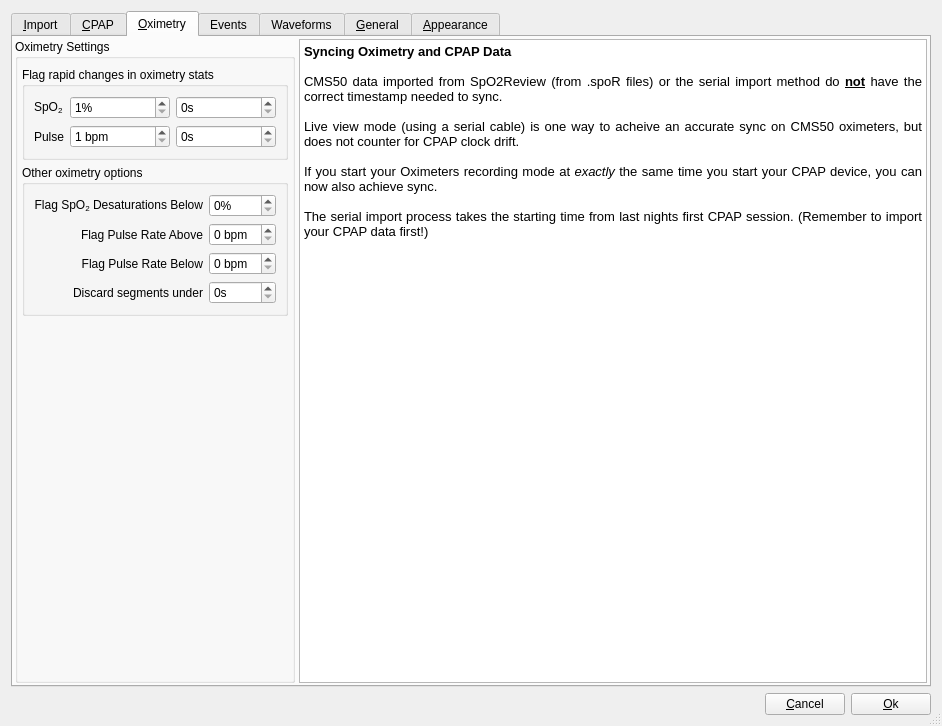
Old version of the form oscar/preferencesdialog.ui in the repository djbclark/OSCAR-code-sleep-apnea.
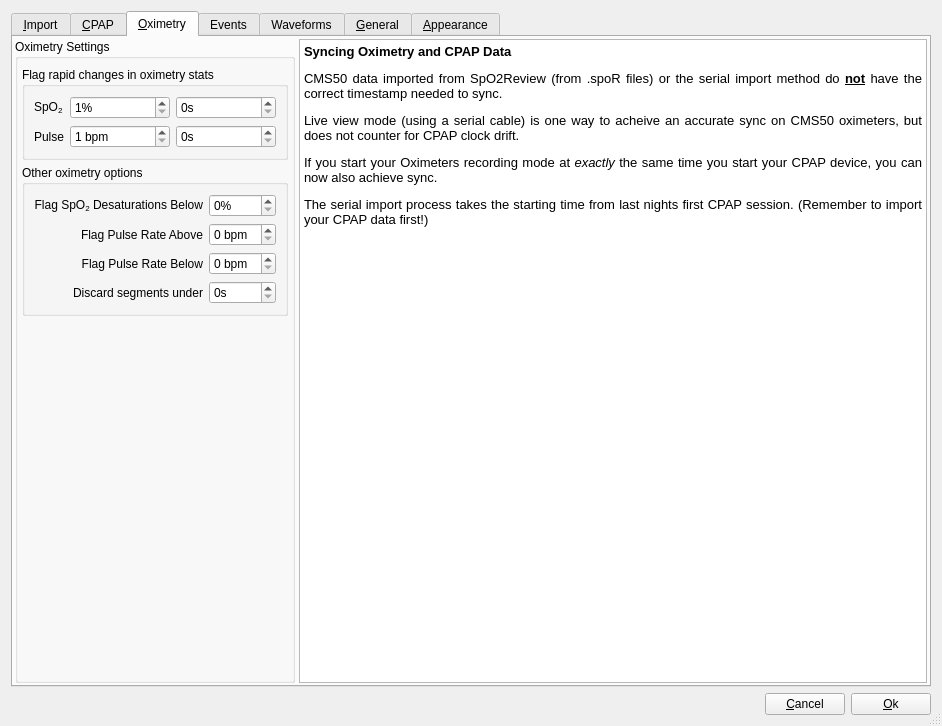
New version of the form. The open tabs and pages were chosen to show the change. Icons and pictures are not drawn.

What changed in the file:
```diff
--- a/oscar/preferencesdialog.ui
+++ b/oscar/preferencesdialog.ui
@@ -1789,15 +1789,11 @@
 &lt;html&gt;&lt;head&gt;&lt;meta name=&quot;qrichtext&quot; content=&quot;1&quot; /&gt;&lt;meta charset=&quot;utf-8&quot; /&gt;&lt;style type=&quot;text/css&quot;&gt;
 p, li { white-space: pre-wrap; }
 &lt;/style&gt;&lt;/head&gt;&lt;body style=&quot; font-family:'Segoe UI'; font-size:9pt; font-weight:400; font-style:normal;&quot;&gt;
-&lt;p style=&quot; margin-top:0px; margin-bottom:0px; margin-left:0px; margin-right:0px; -qt-block-indent:0; text-indent:0px;&quot;&gt;&lt;span style=&quot; font-family:'Sans'; font-size:10pt; font-weight:600;&quot;&gt;Syncing Oximetry and CPAP Data&lt;/span&gt;&lt;/p&gt;
-&lt;p align=&quot;justify&quot; style=&quot;-qt-paragraph-type:empty; margin-top:0px; margin-bottom:0px; margin-left:0px; margin-right:0px; -qt-block-indent:0; text-indent:0px; font-family:'Sans'; font-size:10pt;&quot;&gt;&lt;br /&gt;&lt;/p&gt;
-&lt;p align=&quot;justify&quot; style=&quot; margin-top:0px; margin-bottom:0px; margin-left:0px; margin-right:0px; -qt-block-indent:0; text-indent:0px;&quot;&gt;&lt;span style=&quot; font-family:'Sans'; font-size:10pt;&quot;&gt;CMS50 data imported from SpO2Review (from .spoR files) or the serial import method do &lt;/span&gt;&lt;span style=&quot; font-family:'Sans'; font-size:10pt; font-weight:600; text-decoration: underline;&quot;&gt;not&lt;/span&gt;&lt;span style=&quot; font-family:'Sans'; font-size:10pt;&quot;&gt; have the correct timestamp needed to sync.&lt;/span&gt;&lt;/p&gt;
-&lt;p align=&quot;justify&quot; style=&quot;-qt-paragraph-type:empty; margin-top:0px; margin-bottom:0px; margin-left:0px; margin-right:0px; -qt-block-indent:0; text-indent:0px; font-family:'Sans'; font-size:10pt;&quot;&gt;&lt;br /&gt;&lt;/p&gt;
-&lt;p align=&quot;justify&quot; style=&quot; margin-top:0px; margin-bottom:0px; margin-left:0px; margin-right:0px; -qt-block-indent:0; text-indent:0px;&quot;&gt;&lt;span style=&quot; font-family:'Sans'; font-size:10pt;&quot;&gt;Live view mode (using a serial cable) is one way to acheive an accurate sync on CMS50 oximeters, but does not counter for CPAP clock drift.&lt;/span&gt;&lt;/p&gt;
-&lt;p align=&quot;justify&quot; style=&quot;-qt-paragraph-type:empty; margin-top:0px; margin-bottom:0px; margin-left:0px; margin-right:0px; -qt-block-indent:0; text-indent:0px; font-family:'Sans'; font-size:10pt;&quot;&gt;&lt;br /&gt;&lt;/p&gt;
-&lt;p align=&quot;justify&quot; style=&quot; margin-top:0px; margin-bottom:0px; margin-left:0px; margin-right:0px; -qt-block-indent:0; text-indent:0px;&quot;&gt;&lt;span style=&quot; font-family:'Sans'; font-size:10pt;&quot;&gt;If you start your Oximeters recording mode at &lt;/span&gt;&lt;span style=&quot; font-family:'Sans'; font-size:10pt; font-style:italic;&quot;&gt;exactly &lt;/span&gt;&lt;span style=&quot; font-family:'Sans'; font-size:10pt;&quot;&gt;the same time you start your CPAP device, you can now also achieve sync. &lt;/span&gt;&lt;/p&gt;
-&lt;p align=&quot;justify&quot; style=&quot;-qt-paragraph-type:empty; margin-top:0px; margin-bottom:0px; margin-left:0px; margin-right:0px; -qt-block-indent:0; text-indent:0px; font-family:'Sans'; font-size:10pt;&quot;&gt;&lt;br /&gt;&lt;/p&gt;
-&lt;p align=&quot;justify&quot; style=&quot; margin-top:0px; margin-bottom:0px; margin-left:0px; margin-right:0px; -qt-block-indent:0; text-indent:0px;&quot;&gt;&lt;span style=&quot; font-family:'Sans'; font-size:10pt;&quot;&gt;The serial import process takes the starting time from last nights first CPAP session. (Remember to import your CPAP data first!)&lt;/span&gt;&lt;/p&gt;&lt;/body&gt;&lt;/html&gt;</string>
+&lt;p style=&quot; margin-top:12px; margin-bottom:12px; margin-left:0px; margin-right:0px; -qt-block-indent:0; text-indent:0px;&quot;&gt;&lt;span style=&quot; font-family:'Sans'; font-size:10pt; font-weight:600;&quot;&gt;Syncing Oximetry and CPAP Data&lt;/span&gt;&lt;/p&gt;
+&lt;p align=&quot;justify&quot; style=&quot; margin-top:12px; margin-bottom:12px; margin-left:0px; margin-right:0px; -qt-block-indent:0; text-indent:0px;&quot;&gt;&lt;span style=&quot; font-family:'Sans'; font-size:10pt;&quot;&gt;CMS50 data imported from SpO2Review (from .spoR files) or the serial import method do &lt;/span&gt;&lt;span style=&quot; font-family:'Sans'; font-size:10pt; font-weight:600; text-decoration: underline;&quot;&gt;not&lt;/span&gt;&lt;span style=&quot; font-family:'Sans'; font-size:10pt;&quot;&gt; have the correct timestamp needed to sync.&lt;/span&gt;&lt;/p&gt;
+&lt;p align=&quot;justify&quot; style=&quot; margin-top:12px; margin-bottom:12px; margin-left:0px; margin-right:0px; -qt-block-indent:0; text-indent:0px;&quot;&gt;&lt;span style=&quot; font-family:'Sans'; font-size:10pt;&quot;&gt;Live view mode (using a serial cable) is one way to acheive an accurate sync on CMS50 oximeters, but does not counter for CPAP clock drift.&lt;/span&gt;&lt;/p&gt;
+&lt;p align=&quot;justify&quot; style=&quot; margin-top:12px; margin-bottom:12px; margin-left:0px; margin-right:0px; -qt-block-indent:0; text-indent:0px;&quot;&gt;&lt;span style=&quot; font-family:'Sans'; font-size:10pt;&quot;&gt;If you start your Oximeters recording mode at &lt;/span&gt;&lt;span style=&quot; font-family:'Sans'; font-size:10pt; font-style:italic;&quot;&gt;exactly &lt;/span&gt;&lt;span style=&quot; font-family:'Sans'; font-size:10pt;&quot;&gt;the same time you start your CPAP device, you can now also achieve sync. &lt;/span&gt;&lt;/p&gt;
+&lt;p align=&quot;justify&quot; style=&quot; margin-top:12px; margin-bottom:12px; margin-left:0px; margin-right:0px; -qt-block-indent:0; text-indent:0px;&quot;&gt;&lt;span style=&quot; font-family:'Sans'; font-size:10pt;&quot;&gt;The serial import process takes the starting time from last nights first CPAP session. (Remember to import your CPAP data first!)&lt;/span&gt;&lt;/p&gt;&lt;/body&gt;&lt;/html&gt;</string>
             </property>
            </widget>
           </item>
```
Left out of the diff: 15 changed lines with no effect on the pictures.
